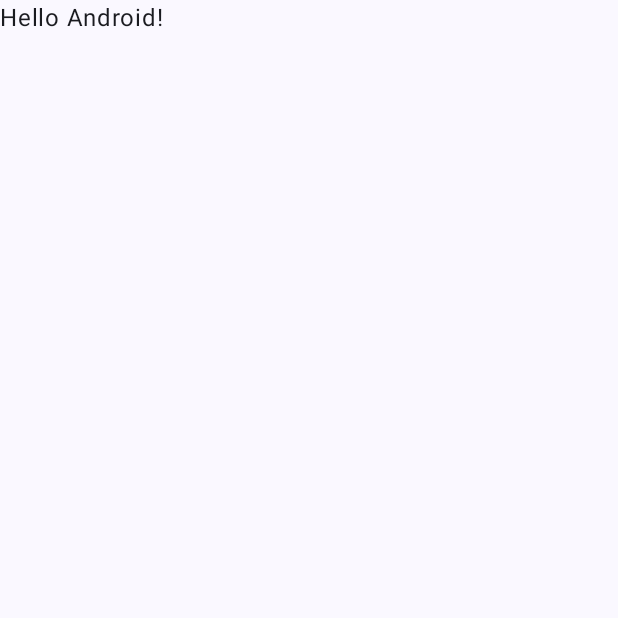
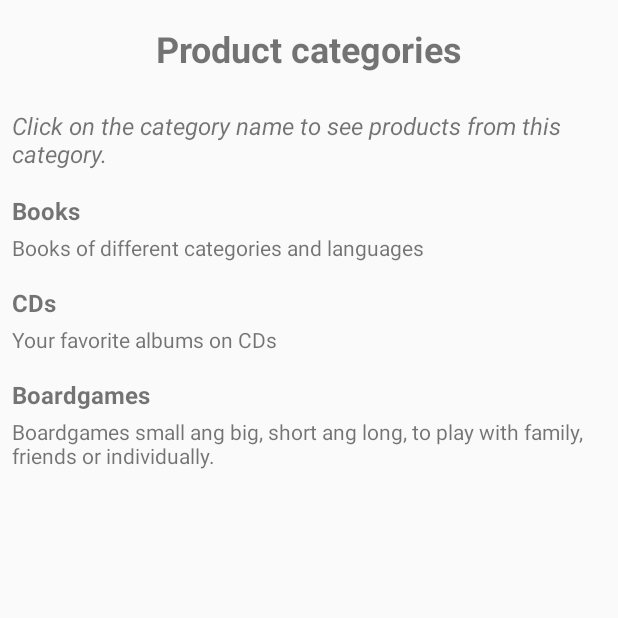
Before and after one commit to JustynaGargula/VariousObjectProgrammingTechnologies, an Android app built with Jetpack Compose: the screen it shows after launch (MainActivity), on a phone screen of 412 x 824 dp, the top half of it. Before the commit the part shown is almost empty. Run offline under Robolectric (Android 15) with nearby library versions, the phone set to English and light mode, and no system bars.

Commit message:
Added Product and Category views

```diff
--- a/zad9/ShoppingApp/app/build.gradle.kts
+++ b/zad9/ShoppingApp/app/build.gradle.kts
@@ -49,6 +49,8 @@ dependencies {
     implementation(libs.androidx.ui.graphics)
     implementation(libs.androidx.ui.tooling.preview)
     implementation(libs.androidx.material3)
+    implementation(libs.androidx.recyclerview)
+    implementation(libs.androidx.appcompat)
     testImplementation(libs.junit)
     androidTestImplementation(libs.androidx.junit)
     androidTestImplementation(libs.androidx.espresso.core)
--- a/zad9/ShoppingApp/app/src/main/AndroidManifest.xml
+++ b/zad9/ShoppingApp/app/src/main/AndroidManifest.xml
@@ -23,6 +23,10 @@
                 <category android:name="android.intent.category.LAUNCHER" />
             </intent-filter>
         </activity>
+        <activity
+            android:name=".ProductsActivity"
+            android:theme="@style/Theme.AppCompat.Light.NoActionBar"
+            android:exported="false" />
     </application>
 
 </manifest>
--- /dev/null
+++ b/zad9/ShoppingApp/app/src/main/java/com/example/shoppingapp/CategoryAdapter.kt
@@ -0,0 +1,35 @@
+package com.example.shoppingapp
+
+import android.view.LayoutInflater
+import android.view.View
+import android.view.ViewGroup
+import android.widget.TextView
+import androidx.recyclerview.widget.RecyclerView
+
+class CategoryAdapter(private val categories: List<Category>,
+                      private val onCategoryClick: (Category) -> Unit )
+    : RecyclerView.Adapter<CategoryAdapter.CategoryViewHolder>(){
+
+    class CategoryViewHolder(itemView: View): RecyclerView.ViewHolder(itemView) {
+        val categoryName: TextView = itemView.findViewById((R.id.tvCategoryName))
+        val categoryDescription: TextView = itemView.findViewById((R.id.tvCategoryDescription))
+    }
+
+    override fun onCreateViewHolder(parent: ViewGroup, viewType: Int): CategoryViewHolder {
+        val view = LayoutInflater.from(parent.context)
+            .inflate(R.layout.category, parent, false)
+        return CategoryViewHolder(view)
+    }
+    override fun onBindViewHolder(holder: CategoryViewHolder, position: Int){
+        val category = categories[position]
+        holder.categoryName.text = category.categoryName
+        holder.categoryDescription.text = category.description
+
+        holder.itemView.setOnClickListener {
+            onCategoryClick(category)
+        }
+    }
+
+    override fun getItemCount(): Int = categories.size
+
+}
--- a/zad9/ShoppingApp/app/src/main/java/com/example/shoppingapp/MainActivity.kt
+++ b/zad9/ShoppingApp/app/src/main/java/com/example/shoppingapp/MainActivity.kt
@@ -1,5 +1,6 @@
 package com.example.shoppingapp
 
+import android.content.Intent
 import android.os.Bundle
 import androidx.activity.ComponentActivity
 import androidx.activity.compose.setContent
@@ -11,37 +12,38 @@ import androidx.compose.material3.Text
 import androidx.compose.runtime.Composable
 import androidx.compose.ui.Modifier
 import androidx.compose.ui.tooling.preview.Preview
+import androidx.recyclerview.widget.LinearLayoutManager
+import androidx.recyclerview.widget.RecyclerView
 import com.example.shoppingapp.ui.theme.ShoppingAppTheme
 
 class MainActivity : ComponentActivity() {
+
+    private lateinit var recyclerView: RecyclerView
+    private lateinit var categoryAdapter: CategoryAdapter
+
     override fun onCreate(savedInstanceState: Bundle?) {
         super.onCreate(savedInstanceState)
         enableEdgeToEdge()
-        setContent {
-            ShoppingAppTheme {
-                Scaffold(modifier = Modifier.fillMaxSize()) { innerPadding ->
-                    Greeting(
-                        name = "Android",
-                        modifier = Modifier.padding(innerPadding)
-                    )
-                }
-            }
+
+        setContentView(R.layout.activity_main)
+
+        recyclerView = findViewById(R.id.rvCategories)
+        recyclerView.layoutManager = LinearLayoutManager(this)
+
+        val categories = listOf(
+            Category(1, "Books", "Books of different categories and languages"),
+            Category(2, "CDs", "Your favorite albums on CDs"),
+            Category(3, "Boardgames", "Boardgames small ang big, short ang long, to play with family, friends or individually.")
+        )
+
+        categoryAdapter = CategoryAdapter(categories) {
+            category ->
+            val intent = Intent(this, ProductsActivity::class.java)
+            intent.putExtra("CATEGORY_ID", category.id)
+            intent.putExtra("CATEGORY_NAME", category.categoryName)
+            startActivity(intent)
         }
+
+        recyclerView.adapter = categoryAdapter
     }
 }
-
-@Composable
-fun Greeting(name: String, modifier: Modifier = Modifier) {
-    Text(
-        text = "Hello $name!",
-        modifier = modifier
-    )
-}
-
-@Preview(showBackground = true)
-@Composable
-fun GreetingPreview() {
-    ShoppingAppTheme {
-        Greeting("Android")
-    }
-}
--- /dev/null
+++ b/zad9/ShoppingApp/app/src/main/java/com/example/shoppingapp/Models.kt
@@ -0,0 +1,15 @@
+package com.example.shoppingapp
+
+data class Product(
+    val id: Int,
+    val productName: String,
+    val description: String,
+    val price: Double,
+    val categoryId: Int
+)
+
+data class Category(
+    val id : Int,
+    val categoryName: String,
+    val description: String
+)
--- /dev/null
+++ b/zad9/ShoppingApp/app/src/main/res/layout/activity_main.xml
@@ -0,0 +1,30 @@
+<?xml version="1.0" encoding="utf-8"?>
+<LinearLayout xmlns:android="http://schemas.android.com/apk/res/android"
+    android:orientation="vertical"
+    android:layout_width="match_parent"
+    android:layout_height="match_parent">
+
+    <TextView
+        android:id="@+id/ProductCategories"
+        android:layout_width="match_parent"
+        android:layout_height="wrap_content"
+        android:gravity="center"
+        android:padding="16dp"
+        android:text="Product categories"
+        android:textSize="24sp"
+        android:textStyle="bold" />
+
+    <TextView
+        android:id="@+id/informationText"
+        android:layout_width="match_parent"
+        android:layout_height="wrap_content"
+        android:layout_margin="8dp"
+        android:text="Click on the category name to see products from this category."
+        android:textSize="16sp"
+        android:textStyle="italic"/>
+
+    <androidx.recyclerview.widget.RecyclerView
+        android:id="@+id/rvCategories"
+        android:layout_width="match_parent"
+        android:layout_height="621dp" />
+</LinearLayout>
--- /dev/null
+++ b/zad9/ShoppingApp/app/src/main/res/layout/category.xml
@@ -0,0 +1,23 @@
+<?xml version="1.0" encoding="utf-8"?>
+<LinearLayout xmlns:android="http://schemas.android.com/apk/res/android"
+    android:orientation="vertical"
+    android:layout_width="match_parent"
+    android:layout_height="wrap_content"
+    android:layout_margin="8dp">
+
+
+    <TextView
+        android:id="@+id/tvCategoryName"
+        android:layout_width="match_parent"
+        android:layout_height="wrap_content"
+        android:text="Category name"
+        android:textSize="16sp"
+        android:textStyle="bold" />
+
+    <TextView
+        android:id="@+id/tvCategoryDescription"
+        android:layout_width="match_parent"
+        android:layout_height="wrap_content"
+        android:layout_marginTop="4dp"
+        android:text="Description" />
+</LinearLayout>
--- a/zad9/ShoppingApp/app/src/main/res/values/themes.xml
+++ b/zad9/ShoppingApp/app/src/main/res/values/themes.xml
@@ -2,4 +2,5 @@
 <resources>
 
     <style name="Theme.ShoppingApp" parent="android:Theme.Material.Light.NoActionBar" />
+
 </resources>
--- a/zad9/ShoppingApp/gradle/libs.versions.toml
+++ b/zad9/ShoppingApp/gradle/libs.versions.toml
@@ -8,6 +8,8 @@ espressoCore = "3.5.1"
 lifecycleRuntimeKtx = "2.6.1"
 activityCompose = "1.8.0"
 composeBom = "2024.09.00"
+recyclerview = "1.4.0"
+appcompat = "1.7.1"
 
 [libraries]
 androidx-core-ktx = { group = "androidx.core", name = "core-ktx", version.ref = "coreKtx" }
@@ -24,6 +26,8 @@ androidx-ui-tooling-preview = { group = "androidx.compose.ui", name = "ui-toolin
 androidx-ui-test-manifest = { group = "androidx.compose.ui", name = "ui-test-manifest" }
 androidx-ui-test-junit4 = { group = "androidx.compose.ui", name = "ui-test-junit4" }
 androidx-material3 = { group = "androidx.compose.material3", name = "material3" }
+androidx-recyclerview = { group = "androidx.recyclerview", name = "recyclerview", version.ref = "recyclerview" }
+androidx-appcompat = { group = "androidx.appcompat", name = "appcompat", version.ref = "appcompat" }
 
 [plugins]
 android-application = { id = "com.android.application", version.ref = "agp" }
```
Also changed, not shown: zad9/ShoppingApp/app/src/main/java/com/example/shoppingapp/ProductAdapter.kt (added, +44 -0 lines), zad9/ShoppingApp/app/src/main/java/com/example/shoppingapp/ProductsActivity.kt (added, +48 -0 lines), zad9/ShoppingApp/app/src/main/res/layout/activity_products.xml (added, +13 -0 lines), zad9/ShoppingApp/app/src/main/res/layout/product.xml (added, +30 -0 lines).
